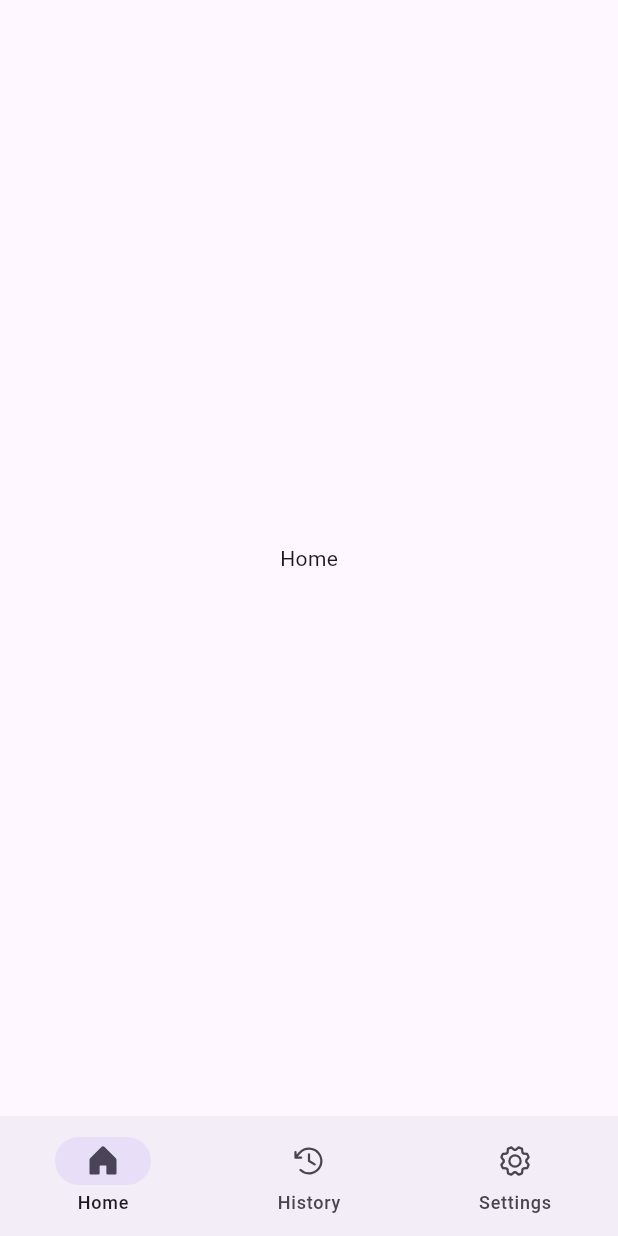
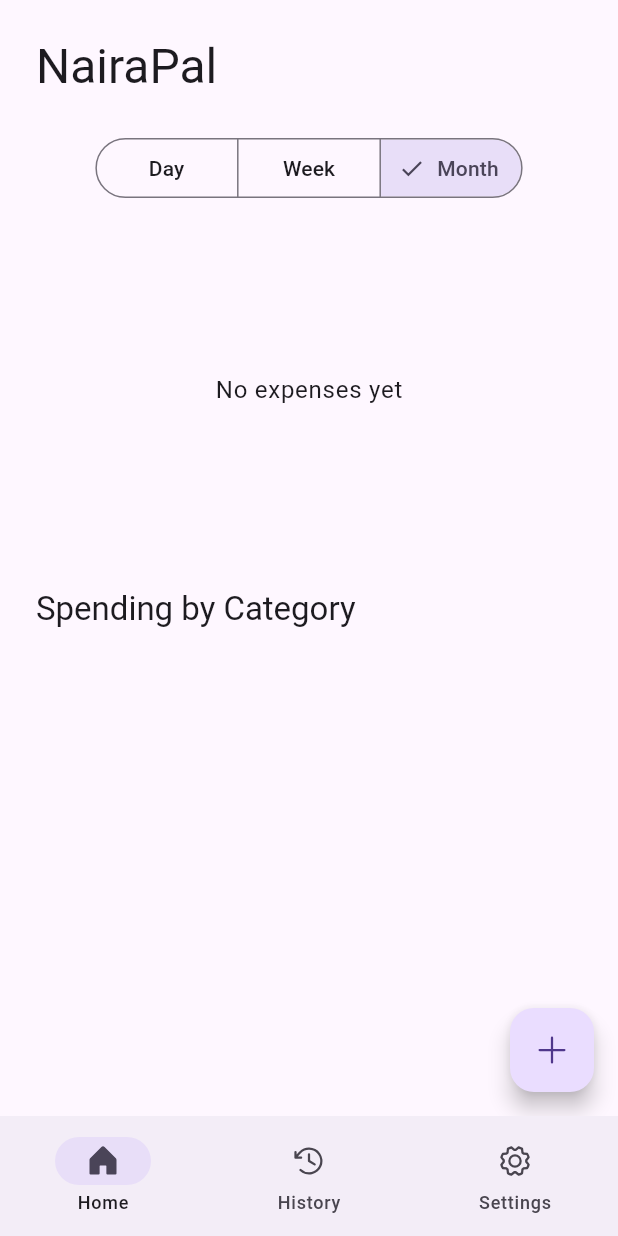
Before and after one commit to isaaccodekill/naira-pal, a Flutter app: the screen it shows after launch, on a phone screen of 412 x 824 dp. Run offline on Flutter 3.47's test engine with Material 3 defaults, Android fonts, the phone set to English and light mode, and no system bars; our stand-ins replace drift, fl_chart, flutter_animate, flutter_riverpod, google_fonts, phosphor_flutter; accounts and stored records are empty; generated files the repository leaves out were written again; statements that could not run were skipped.

Commit message:
feat: add home screen with pie chart and category spending

```diff
--- a/lib/screens/home/home_screen.dart
+++ b/lib/screens/home/home_screen.dart
@@ -1,12 +1,53 @@
 import 'package:flutter/material.dart';
+import 'package:flutter_riverpod/flutter_riverpod.dart';
+import 'package:phosphor_flutter/phosphor_flutter.dart';
 
-class HomeScreen extends StatelessWidget {
+import '../../widgets/expense_pie_chart.dart';
+import '../../widgets/category_spending_card.dart';
+import '../../widgets/timeframe_selector.dart';
+import '../entry/entry_sheet.dart';
+
+class HomeScreen extends ConsumerWidget {
   const HomeScreen({super.key});
 
   @override
-  Widget build(BuildContext context) {
-    return const Scaffold(
-      body: Center(child: Text('Home')),
+  Widget build(BuildContext context, WidgetRef ref) {
+    return Scaffold(
+      body: SafeArea(
+        child: SingleChildScrollView(
+          padding: const EdgeInsets.all(24),
+          child: Column(
+            crossAxisAlignment: CrossAxisAlignment.start,
+            children: [
+              Text(
+                'NairaPal',
+                style: Theme.of(context).textTheme.headlineLarge,
+              ),
+              const SizedBox(height: 24),
+
+              // Timeframe selector
+              const Center(child: TimeframeSelector()),
+              const SizedBox(height: 24),
+
+              // Pie chart
+              const ExpensePieChart(),
+              const SizedBox(height: 32),
+
+              // Category spending list
+              Text(
+                'Spending by Category',
+                style: Theme.of(context).textTheme.titleLarge,
+              ),
+              const SizedBox(height: 16),
+              const CategorySpendingList(),
+            ],
+          ),
+        ),
+      ),
+      floatingActionButton: FloatingActionButton(
+        onPressed: () => showEntrySheet(context),
+        child: Icon(PhosphorIcons.plus()),
+      ),
     );
   }
 }
--- /dev/null
+++ b/lib/widgets/expense_pie_chart.dart
@@ -0,0 +1,102 @@
+import 'package:fl_chart/fl_chart.dart';
+import 'package:flutter/material.dart';
+import 'package:flutter_riverpod/flutter_riverpod.dart';
+import 'package:flutter_animate/flutter_animate.dart';
+
+import '../core/constants/constants.dart';
+import '../providers/providers.dart';
+
+class ExpensePieChart extends ConsumerWidget {
+  const ExpensePieChart({super.key});
+
+  @override
+  Widget build(BuildContext context, WidgetRef ref) {
+    final byCategory = ref.watch(expensesByCategoryProvider);
+    final categoriesAsync = ref.watch(categoriesProvider);
+    final total = ref.watch(totalExpensesProvider);
+    final settings = ref.watch(settingsProvider);
+
+    if (byCategory.isEmpty) {
+      return SizedBox(
+        height: 200,
+        child: Center(
+          child: Text(
+            'No expenses yet',
+            style: Theme.of(context).textTheme.bodyLarge?.copyWith(
+                  color: Theme.of(context).textTheme.bodySmall?.color,
+                ),
+          ),
+        ),
+      );
+    }
+
+    return categoriesAsync.when(
+      data: (categories) {
+        final categoryMap = {for (var c in categories) c.id: c};
+        final currencySymbol = settings.maybeWhen(
+          data: (s) => Currencies.fromCode(s?.defaultCurrency ?? 'NGN').symbol,
+          orElse: () => '₦',
+        );
+
+        final sections = byCategory.entries.map((entry) {
+          final category = categoryMap[entry.key];
+          final color = category != null
+              ? Color(int.parse(category.color.replaceFirst('#', '0xFF')))
+              : Colors.grey;
+          final percentage = (entry.value / total * 100);
+
+          return PieChartSectionData(
+            value: entry.value,
+            color: color,
+            title: '${percentage.toStringAsFixed(0)}%',
+            titleStyle: const TextStyle(
+              color: Colors.white,
+              fontSize: 12,
+              fontWeight: FontWeight.bold,
+            ),
+            radius: 60,
+          );
+        }).toList();
+
+        return SizedBox(
+          height: 240,
+          child: Stack(
+            alignment: Alignment.center,
+            children: [
+              PieChart(
+                PieChartData(
+                  sections: sections,
+                  centerSpaceRadius: 50,
+                  sectionsSpace: 2,
+                ),
+              ).animate().scale(
+                    duration: 400.ms,
+                    curve: Curves.easeOutBack,
+                  ),
+              Column(
+                mainAxisSize: MainAxisSize.min,
+                children: [
+                  Text(
+                    'Total',
+                    style: Theme.of(context).textTheme.bodySmall,
+                  ),
+                  Text(
+                    '$currencySymbol${total.toStringAsFixed(0)}',
+                    style: Theme.of(context).textTheme.headlineSmall?.copyWith(
+                          fontWeight: FontWeight.bold,
+                        ),
+                  ),
+                ],
+              ),
+            ],
+          ),
+        );
+      },
+      loading: () => const SizedBox(
+        height: 200,
+        child: Center(child: CircularProgressIndicator()),
+      ),
+      error: (e, _) => Text('Error: $e'),
+    );
+  }
+}
--- /dev/null
+++ b/lib/widgets/timeframe_selector.dart
@@ -0,0 +1,49 @@
+import 'package:flutter/material.dart' hide DateTimeRange;
+import 'package:flutter_riverpod/flutter_riverpod.dart';
+
+import '../providers/providers.dart';
+
+class TimeframeSelector extends ConsumerWidget {
+  const TimeframeSelector({super.key});
+
+  @override
+  Widget build(BuildContext context, WidgetRef ref) {
+    final selectedTimeFrame = ref.watch(selectedTimeFrameProvider);
+
+    return SegmentedButton<TimeFrame>(
+      segments: const [
+        ButtonSegment(value: TimeFrame.day, label: Text('Day')),
+        ButtonSegment(value: TimeFrame.week, label: Text('Week')),
+        ButtonSegment(value: TimeFrame.month, label: Text('Month')),
+      ],
+      selected: {selectedTimeFrame},
+      onSelectionChanged: (selection) {
+        final timeFrame = selection.first;
+        ref.read(selectedTimeFrameProvider.notifier).state = timeFrame;
+
+        final now = DateTime.now();
+        late DateTimeRange range;
+
+        switch (timeFrame) {
+          case TimeFrame.day:
+            final startOfDay = DateTime(now.year, now.month, now.day);
+            final endOfDay = DateTime(now.year, now.month, now.day, 23, 59, 59);
+            range = DateTimeRange(start: startOfDay, end: endOfDay);
+          case TimeFrame.week:
+            final startOfWeek = now.subtract(Duration(days: now.weekday - 1));
+            final startOfWeekMidnight = DateTime(startOfWeek.year, startOfWeek.month, startOfWeek.day);
+            final endOfWeek = startOfWeekMidnight.add(const Duration(days: 6, hours: 23, minutes: 59, seconds: 59));
+            range = DateTimeRange(start: startOfWeekMidnight, end: endOfWeek);
+          case TimeFrame.month:
+            final startOfMonth = DateTime(now.year, now.month, 1);
+            final endOfMonth = DateTime(now.year, now.month + 1, 0, 23, 59, 59);
+            range = DateTimeRange(start: startOfMonth, end: endOfMonth);
+          case TimeFrame.custom:
+            return;
+        }
+
+        ref.read(selectedDateRangeProvider.notifier).state = range;
+      },
+    );
+  }
+}
--- a/lib/widgets/widgets.dart
+++ b/lib/widgets/widgets.dart
@@ -1,2 +1,5 @@
 export 'numpad.dart';
 export 'category_chips.dart';
+export 'expense_pie_chart.dart';
+export 'category_spending_card.dart';
+export 'timeframe_selector.dart';
```
Also changed, not shown: lib/widgets/category_spending_card.dart (added, +124 -0 lines).
